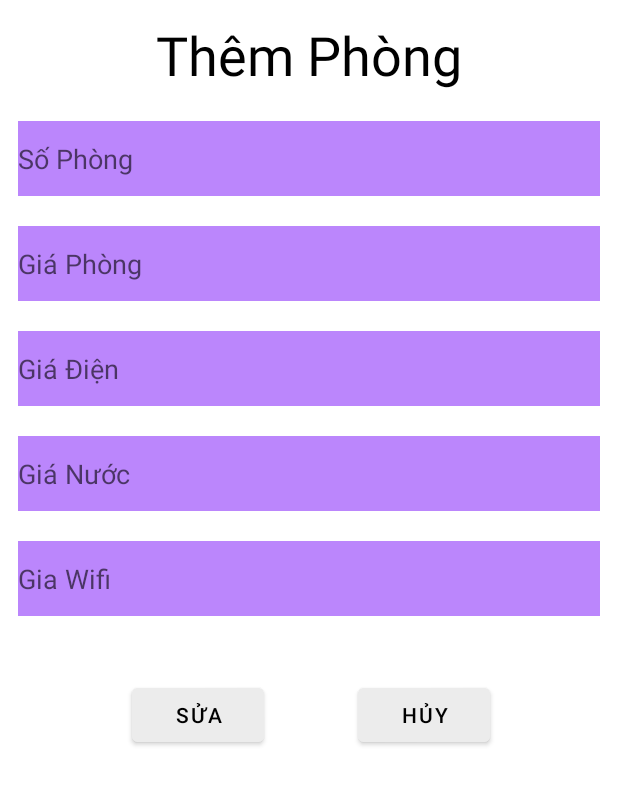
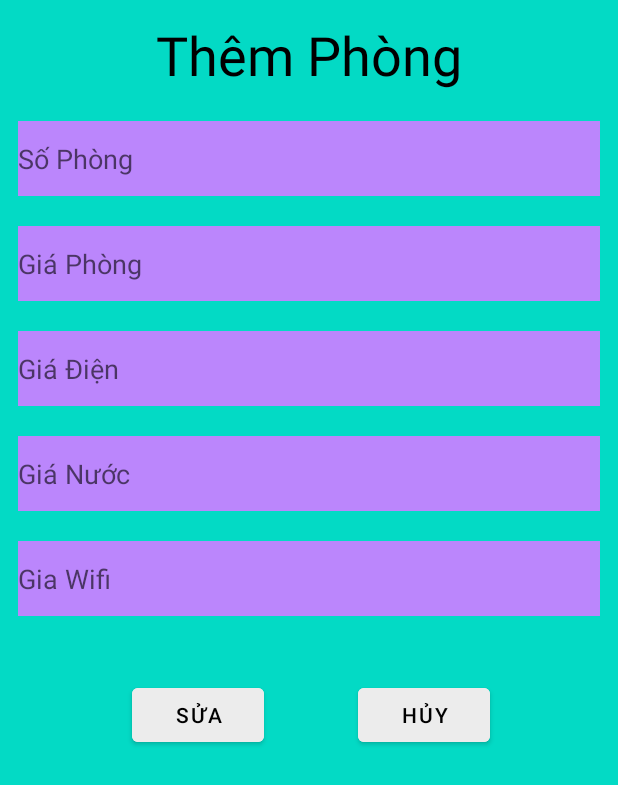
Before and after one commit to tranngochuy2107/app-nha-tro, an Android app: the layout dialog_sua_phong.xml on its own in the app's theme, with its tools: preview values and no code run, on a phone screen of 412 x 824 dp. Shown: the top 785 px of the screen. Run offline under Robolectric (Android 15) with nearby library versions, the phone set to English and light mode, and no system bars.

Commit message:
sua_phong

```diff
--- a/app/src/main/res/layout/dialog_sua_phong.xml
+++ b/app/src/main/res/layout/dialog_sua_phong.xml
@@ -5,6 +5,7 @@
     android:layout_height="match_parent"
     android:padding="12dp"
     android:orientation="vertical"
+    android:background="@color/teal_200"
     >
 
     <TextView
@@ -16,46 +17,51 @@
         android:gravity="center"/>
 
     <EditText
-        android:id="@+id/edt_themsophong"
+        android:id="@+id/edt_themsophong_update"
         android:layout_width="match_parent"
         android:layout_height="50dp"
         android:hint="Số Phòng"
+        android:textColor="@color/white"
         android:background="@color/purple_200"
         android:layout_marginTop="20dp"
         />
 
     <EditText
-        android:id="@+id/edt_themgiaphong"
+        android:id="@+id/edt_themgiaphong_update"
         android:layout_width="match_parent"
         android:layout_height="50dp"
         android:hint="Giá Phòng"
+        android:textColor="@color/white"
         android:background="@color/purple_200"
         android:layout_marginTop="20dp"
         />
 
     <EditText
-        android:id="@+id/edt_themgiadien"
+        android:id="@+id/edt_themgiadien_update"
         android:layout_width="match_parent"
         android:layout_height="50dp"
         android:hint="Giá Điện"
+        android:textColor="@color/white"
         android:background="@color/purple_200"
         android:layout_marginTop="20dp"
         />
 
     <EditText
-        android:id="@+id/edt_themgianuoc"
+        android:id="@+id/edt_themgianuoc_update"
         android:layout_width="match_parent"
         android:layout_height="50dp"
         android:hint="Giá Nước"
+        android:textColor="@color/white"
         android:background="@color/purple_200"
         android:layout_marginTop="20dp"
         />
 
     <EditText
-        android:id="@+id/edt_themgiawifi"
+        android:id="@+id/edt_themgiawifi_update"
         android:layout_width="match_parent"
         android:layout_height="50dp"
         android:hint="Gia Wifi"
+        android:textColor="@color/white"
         android:background="@color/purple_200"
         android:layout_marginTop="20dp"
         />
@@ -65,7 +71,7 @@
         android:layout_height="match_parent">
 
         <Button
-            android:id="@+id/btn_sua_phong"
+            android:id="@+id/btn_them_phong_update"
             android:layout_width="wrap_content"
             android:layout_height="wrap_content"
             android:layout_marginStart="76dp"
@@ -78,7 +84,7 @@
             app:layout_constraintVertical_bias="0.119" />
 
         <Button
-            android:id="@+id/btn_huy_phong"
+            android:id="@+id/btn_huy_phong_update"
             android:layout_width="wrap_content"
             android:layout_height="wrap_content"
             android:backgroundTint="@color/colorDividerView"
```
Also changed, not shown: app/src/main/java/Adapter/PhongAdapter.java (+47 -0 lines).
